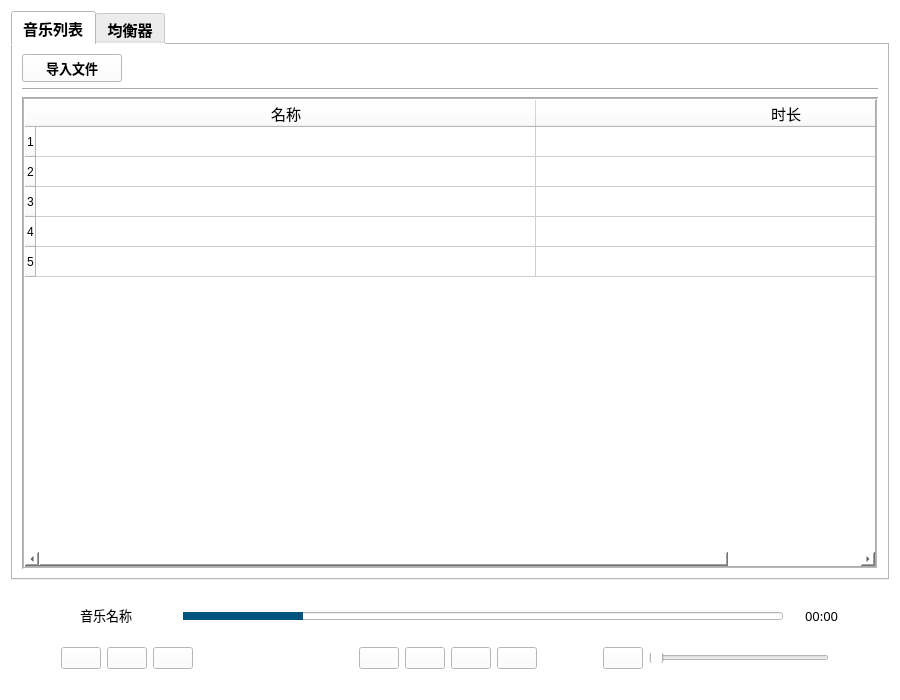
This is ui/FrontEnd.ui in 2incccc/u-player as Qt 5 draws it before an edit. The edited form follows.
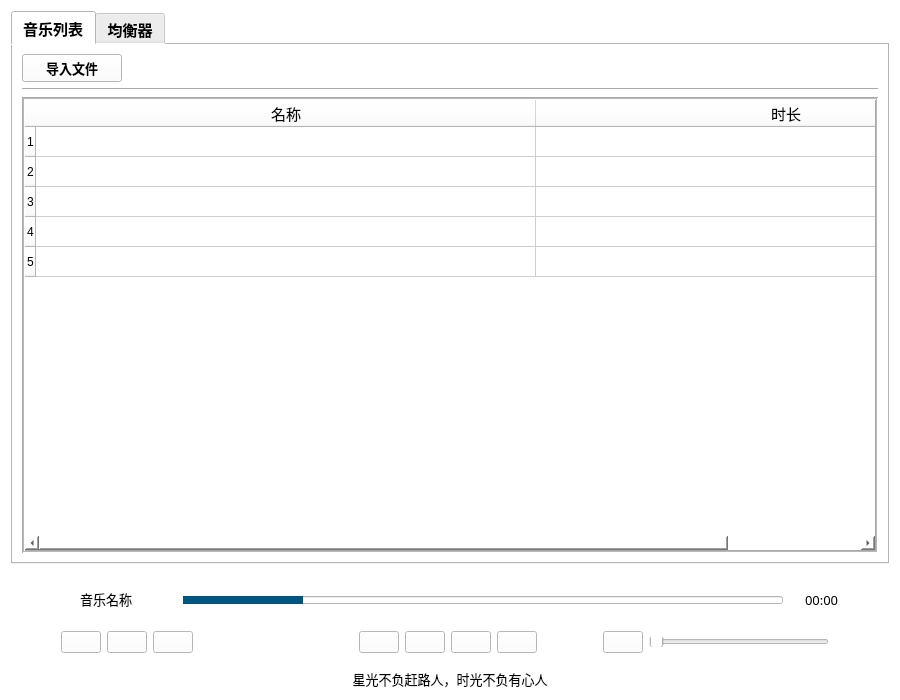
This is the edited form. Icons and pictures are not drawn.

Commit message: 已补充一言部分

The edit to the form file:
```diff
--- a/ui/FrontEnd.ui
+++ b/ui/FrontEnd.ui
@@ -46,8 +46,8 @@
    <string notr="true">background-color: rgb(255, 255, 255);</string>
   </property>
   <layout class="QGridLayout" name="gridLayout">
-   <item row="1" column="0">
-    <layout class="QVBoxLayout" name="verticalLayout_whole">
+   <item row="0" column="0">
+    <layout class="QVBoxLayout" name="verticalLayout">
      <item>
       <widget class="QTabWidget" name="tabWidget">
        <property name="sizePolicy">
@@ -441,7 +441,7 @@
        </property>
        <property name="sizeHint" stdset="0">
         <size>
-         <width>10</width>
+         <width>13</width>
          <height>15</height>
         </size>
        </property>
@@ -781,9 +781,7 @@
        </item>
       </layout>
      </item>
-    </layout>
-   </item>
-   <item row="2" column="0">
+     <item>
     <spacer name="verticalSpacer_3">
      <property name="orientation">
       <enum>Qt::Vertical</enum>
@@ -793,11 +791,38 @@
      </property>
      <property name="sizeHint" stdset="0">
       <size>
-       <width>20</width>
-       <height>20</height>
+         <width>10</width>
+         <height>10</height>
       </size>
      </property>
     </spacer>
+     </item>
+     <item>
+      <widget class="QLabel" name="yiyan_lable">
+       <property name="font">
+        <font>
+         <family>方正粗黑宋简体</family>
+         <pointsize>10</pointsize>
+        </font>
+       </property>
+       <property name="frameShape">
+        <enum>QFrame::NoFrame</enum>
+       </property>
+       <property name="frameShadow">
+        <enum>QFrame::Plain</enum>
+       </property>
+       <property name="text">
+        <string>&lt;html&gt;&lt;head/&gt;&lt;body&gt;&lt;p align=&quot;center&quot;&gt;&lt;span style=&quot; font-size:10pt;&quot;&gt;星光不负赶路人，时光不负有心人&lt;/span&gt;&lt;/p&gt;&lt;/body&gt;&lt;/html&gt;</string>
+       </property>
+       <property name="alignment">
+        <set>Qt::AlignCenter</set>
+       </property>
+       <property name="indent">
+        <number>1</number>
+       </property>
+      </widget>
+     </item>
+    </layout>
    </item>
   </layout>
  </widget>
```
Lines whose indentation alone changed are shown as unchanged. The commit also changes 1 other file.
